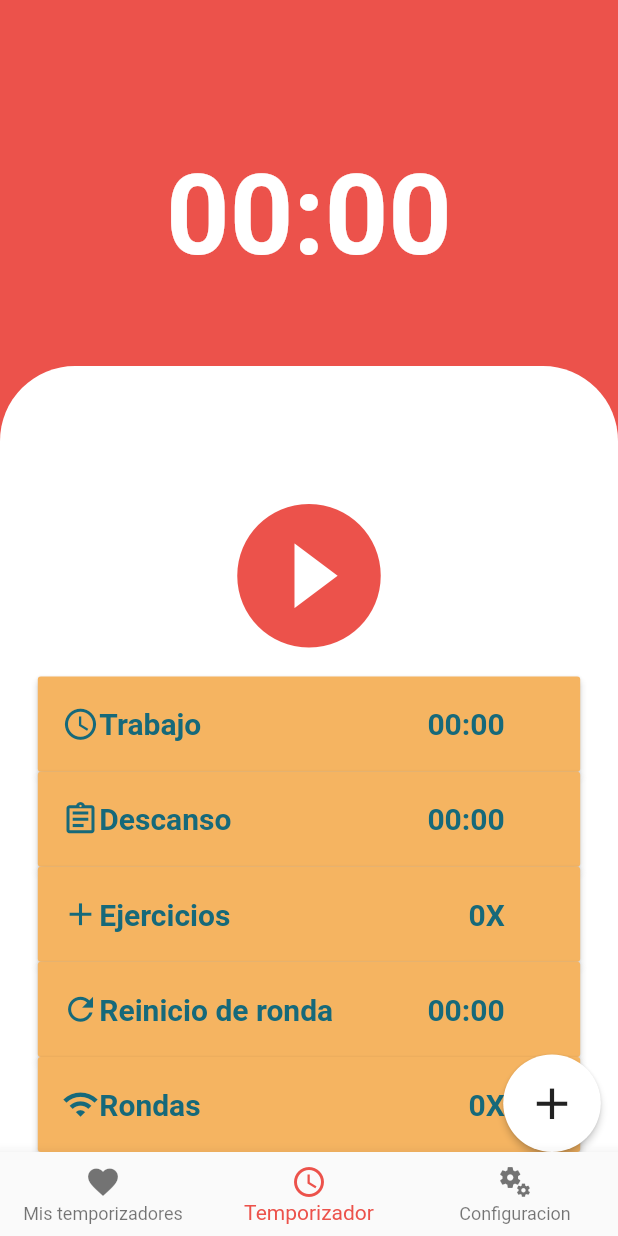
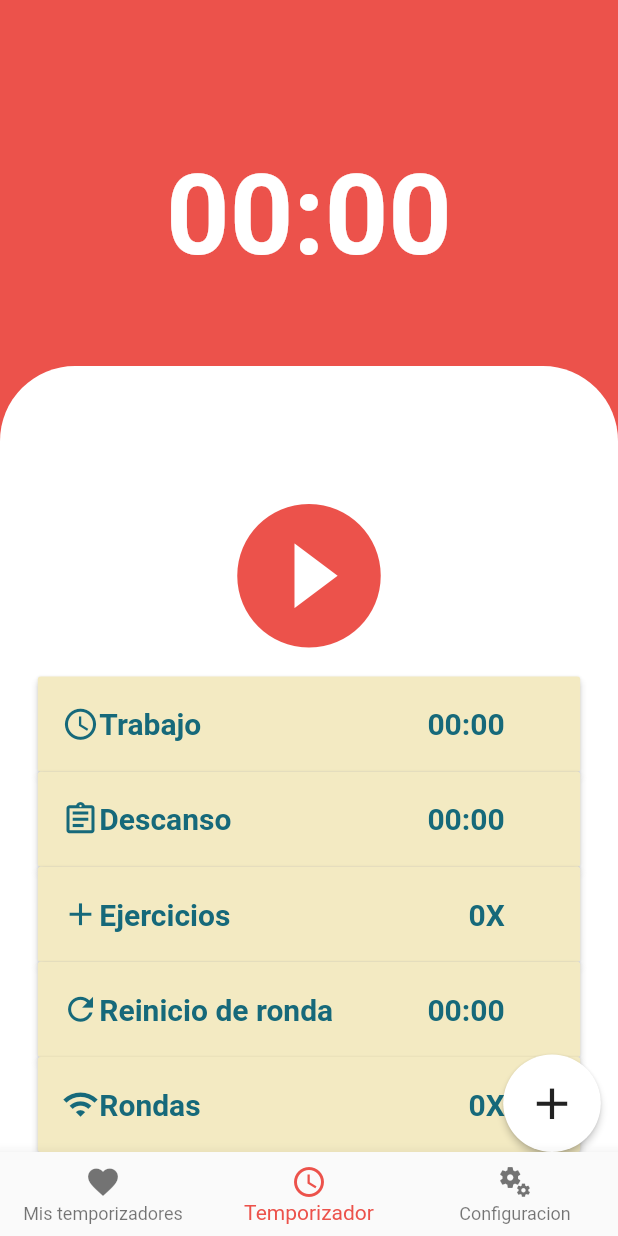
Before and after one commit to nvalery12/Proyecto, a Flutter app: the screen it shows after launch, on a phone screen of 412 x 824 dp. Run offline on Flutter 3.47's test engine with Material 2 defaults, Android fonts, the phone set to English and light mode, and no system bars; our stand-ins replace sqflite; missing offline and left inert: flutter_picker; accounts and stored records are empty.

Commit message:
arreglos colores

```diff
--- a/proyecto/lib/main.dart
+++ b/proyecto/lib/main.dart
@@ -3,7 +3,7 @@ import 'package:flutter/material.dart';
 import 'timerPage.dart';
 import 'routinePage.dart';
 
-var backgroundColors = [0xffec524b,0xfff5b461,0xfff3eac2,0xff28df99]; //lista de colores, cada posicion es un color distinto
+var backgroundColors = [0xffec524b,0xff22eaca,0xfff5b461]; //lista de colores, cada posicion es un color distinto
 int state = 0; //Sirve para llevar un control de la lista de colores
 
 void main() {
--- a/proyecto/lib/repetition_card.dart
+++ b/proyecto/lib/repetition_card.dart
@@ -29,24 +29,14 @@ class _RepetitionCardState extends State<RepetitionCard> {
             selectedTextStyle: TextStyle(color: Color(0xff16697a)),
             onConfirm: (Picker picker, List<int> value) {
               setState(() {
-                if((widget.repetition > 2) && (widget.title == "Ejercicios") || ((widget.repetition > 0) && (widget.title == "Rondas"))){
                   widget.repetition= picker.getSelectedValues()[0];
                   print("${widget.repetition}" + " ${widget.title} en repetition Card");
                   widget.function(widget.repetition);
-                }else{
-                  final scaffold = Scaffold.of(context);
-                  scaffold.showSnackBar(
-                    SnackBar(
-                      content: const Text('Valor invalido!'),
-                    ),
-                  );
-                }
-
               });
             },
           ).showDialog(context);
         },
-        color: Color(0xfff5b461),
+        color: Color(0xfff3eac2),
         textColor: Color(0xff16697a),
         child:Container(
             width: (MediaQuery.of(context).size.width)/1.25,
--- a/proyecto/lib/time_card.dart
+++ b/proyecto/lib/time_card.dart
@@ -56,7 +56,7 @@ class _TimeCardState extends State<TimeCard> {
           },
         ).showDialog(context);
       },
-      color: Color(0xfff5b461),
+      color: Color(0xfff3eac2),
       textColor: Color(0xff16697a),
       child:Container(
         width: (MediaQuery.of(context).size.width)/1.25,
```
Also changed, not shown: 3 other files.
